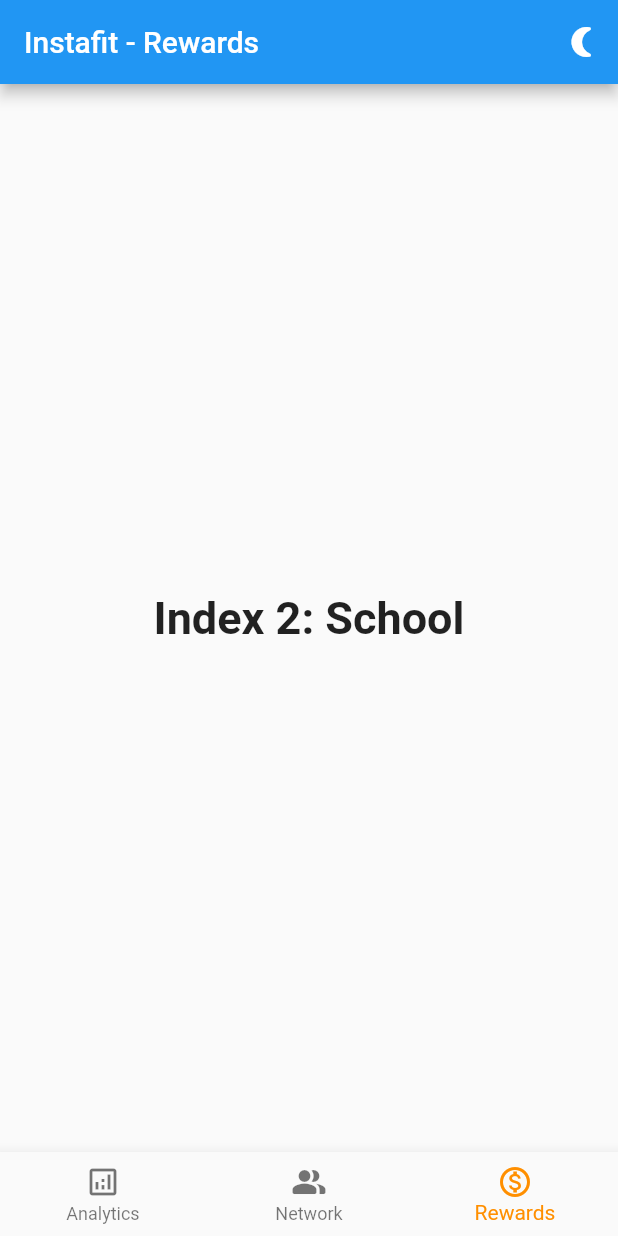
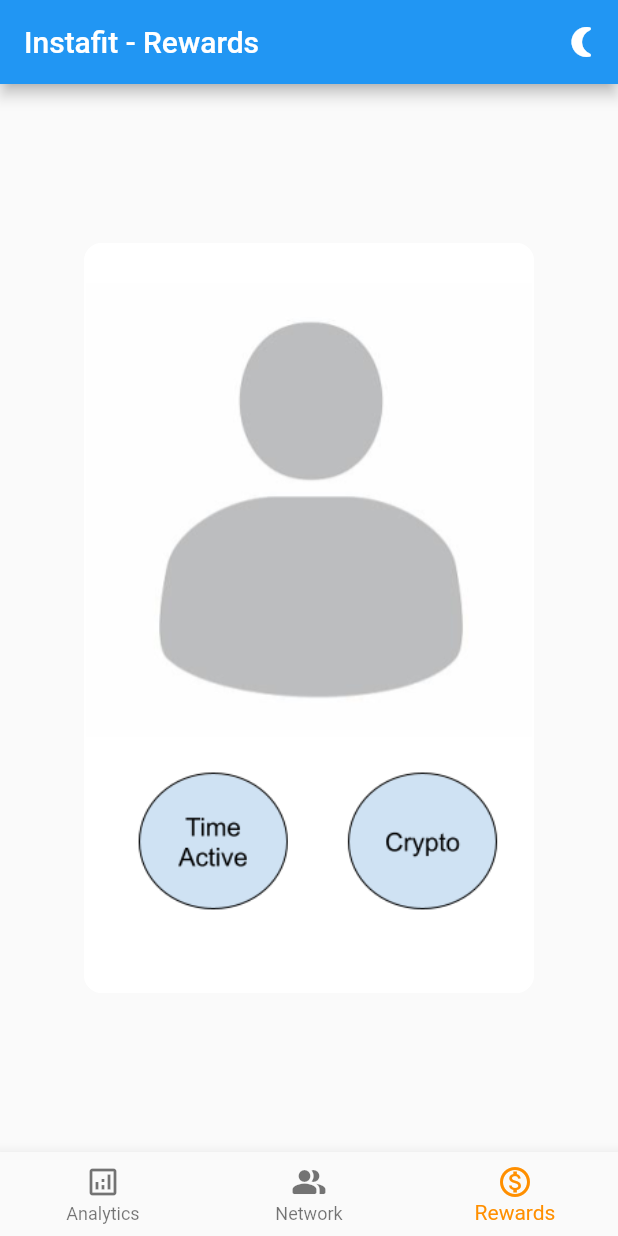
Before and after one commit to shreyabhandari0220/CalHacks, a Flutter app: the screen it shows after launch, item 3 of the bottom bar chosen, on a phone screen of 412 x 824 dp. Run offline on Flutter 3.47's test engine with Material 2 defaults, Android fonts, the light colour scheme and no system bars; our stand-ins replace carousel_slider.

Commit message:
crypto $$$$$

```diff
--- a/flutter_app_1/lib/crypto.dart
+++ b/flutter_app_1/lib/crypto.dart
@@ -0,0 +1,27 @@
+import 'package:flutter/material.dart';
+
+class Crypto extends StatelessWidget {
+  const Crypto({super.key});
+  @override
+  Widget build(BuildContext context) {
+    return Center(
+      child: Card(
+        elevation: 0,
+        shape: RoundedRectangleBorder(
+          side: BorderSide(
+            color: Theme.of(context).colorScheme.outline,
+          ),
+          borderRadius: const BorderRadius.all(Radius.circular(12)),
+        ),
+        child: const SizedBox(
+          width: 300,
+          height: 500,
+          // \n == newline
+          // \u2022 == bullet
+          child: Center(
+              child: Image(image: AssetImage('images/crypto.png'))),
+        ),
+      ),
+    );
+  }
+}
--- a/flutter_app_1/lib/main.dart
+++ b/flutter_app_1/lib/main.dart
@@ -2,6 +2,7 @@ import 'package:flutter/material.dart';
 
 import 'package:flutter_app_1/analytics.dart';
 import 'package:flutter_app_1/network.dart';
+import 'package:flutter_app_1/crypto.dart';
 
 void main() => runApp(const MyApp());
 
@@ -53,10 +54,7 @@ class _MyStatefulWidgetState extends State<MyStatefulWidget> {
       ],
     ),
     const CarouselWithIndicatorDemo(),
-    const Text(
-      'Index 2: School',
-      style: optionStyle,
-    ),
+    const Crypto(),
   ];
 
   void _onItemTapped(int index) {
--- a/flutter_app_1/pubspec.yaml
+++ b/flutter_app_1/pubspec.yaml
@@ -64,6 +64,7 @@ flutter:
 
   # To add assets to your application, add an assets section, like this:
   assets:
+    - images/crypto.png
     - images/healthy_food.jpg
     - images/meditation.jpeg
     - images/running.jpg
@@ -92,7 +93,6 @@ flutter:
     - images/status/19.jpg
 
 
-
   # An image asset can refer to one or more resolution-specific "variants", see
   # https://flutter.dev/assets-and-images/#resolution-aware
 
```
Also changed, not shown: flutter_app_1/images/crypto.png (added).
